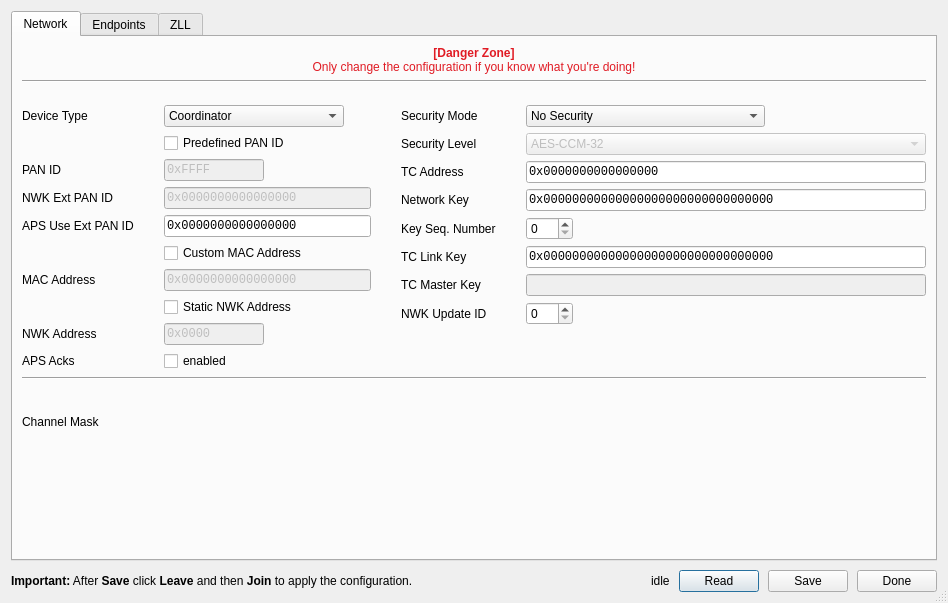
dresden-elektronik/deconz, file src/zm_netedit.ui: the form before one commit.
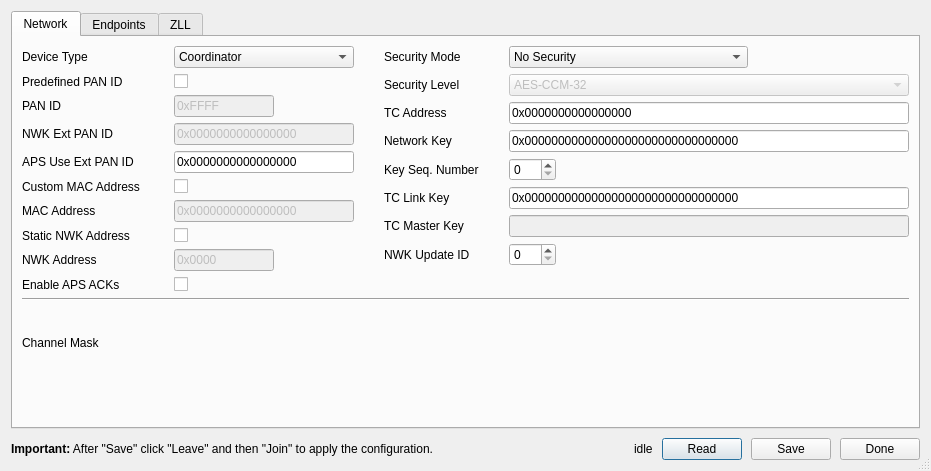
The form after the commit.

```diff
--- a/src/zm_netedit.ui
+++ b/src/zm_netedit.ui
@@ -6,8 +6,8 @@
    <rect>
     <x>0</x>
     <y>0</y>
-    <width>948</width>
-    <height>603</height>
+    <width>925</width>
+    <height>471</height>
    </rect>
   </property>
   <property name="sizePolicy">
@@ -72,39 +72,6 @@
        <string>Network</string>
       </attribute>
       <layout class="QVBoxLayout" name="verticalLayout_3">
-       <item>
-        <widget class="QLabel" name="label_19">
-         <property name="text">
-          <string>&lt;html&gt;&lt;head/&gt;&lt;body&gt;&lt;p&gt;&lt;span style=&quot; font-weight:700; color:#e01b24;&quot;&gt;[Danger Zone]&lt;br/&gt;&lt;/span&gt;&lt;span style=&quot; color:#e01b24;&quot;&gt;Only change the configuration if you know what you're doing!&lt;/span&gt;&lt;/p&gt;&lt;/body&gt;&lt;/html&gt;</string>
-         </property>
-         <property name="alignment">
-          <set>Qt::AlignCenter</set>
-         </property>
-        </widget>
-       </item>
-       <item>
-        <widget class="Line" name="line_2">
-         <property name="orientation">
-          <enum>Qt::Horizontal</enum>
-         </property>
-        </widget>
-       </item>
-       <item>
-        <spacer name="verticalSpacer_2">
-         <property name="orientation">
-          <enum>Qt::Vertical</enum>
-         </property>
-         <property name="sizeType">
-          <enum>QSizePolicy::MinimumExpanding</enum>
-         </property>
-         <property name="sizeHint" stdset="0">
-          <size>
-           <width>20</width>
-           <height>16</height>
-          </size>
-         </property>
-        </spacer>
-       </item>
        <item>
         <layout class="QHBoxLayout" name="horizontalLayout_3">
          <property name="spacing">
@@ -124,6 +91,9 @@
            <property name="fieldGrowthPolicy">
             <enum>QFormLayout::AllNonFixedFieldsGrow</enum>
            </property>
+           <property name="labelAlignment">
+            <set>Qt::AlignLeading|Qt::AlignLeft|Qt::AlignVCenter</set>
+           </property>
            <property name="formAlignment">
             <set>Qt::AlignLeading|Qt::AlignLeft|Qt::AlignTop</set>
            </property>
@@ -180,9 +150,6 @@
                <verstretch>0</verstretch>
               </sizepolicy>
              </property>
-             <property name="text">
-              <string>Predefined PAN ID</string>
-             </property>
             </widget>
            </item>
            <item row="2" column="0">
@@ -219,12 +186,6 @@
                <height>16777215</height>
               </size>
              </property>
-             <property name="font">
-              <font>
-               <family>Monospace</family>
-               <pointsize>9</pointsize>
-              </font>
-             </property>
              <property name="inputMask">
               <string>\0\xHHHH</string>
              </property>
@@ -273,12 +234,6 @@
                <height>16777215</height>
               </size>
              </property>
-             <property name="font">
-              <font>
-               <family>Courier New</family>
-               <pointsize>9</pointsize>
-              </font>
-             </property>
              <property name="inputMask">
               <string>\0\xHHHHHHHHHHHHHHHH</string>
              </property>
@@ -327,12 +282,6 @@
                <height>16777215</height>
               </size>
              </property>
-             <property name="font">
-              <font>
-               <family>Monospace</family>
-               <pointsize>9</pointsize>
-              </font>
-             </property>
              <property name="inputMask">
               <string>\0\xHHHHHHHHHHHHHHHH</string>
              </property>
@@ -342,11 +291,7 @@
             </widget>
            </item>
            <item row="5" column="1">
-            <widget class="QCheckBox" name="customMacAddrCheckBox">
-             <property name="text">
-              <string>Custom MAC Address </string>
-             </property>
-            </widget>
+            <widget class="QCheckBox" name="customMacAddrCheckBox"/>
            </item>
            <item row="6" column="1">
             <widget class="QLineEdit" name="extEdit">
@@ -371,12 +316,6 @@
                <height>16777215</height>
               </size>
              </property>
-             <property name="font">
-              <font>
-               <family>Monospace</family>
-               <pointsize>9</pointsize>
-              </font>
-             </property>
              <property name="inputMask">
               <string>\0\xHHHHHHHHHHHHHHHH</string>
              </property>
@@ -412,9 +351,6 @@
              <property name="autoFillBackground">
               <bool>false</bool>
              </property>
-             <property name="text">
-              <string>Static NWK Address</string>
-             </property>
             </widget>
            </item>
            <item row="8" column="0">
@@ -451,12 +387,6 @@
                <height>16777215</height>
               </size>
              </property>
-             <property name="font">
-              <font>
-               <family>Monospace</family>
-               <pointsize>9</pointsize>
-              </font>
-             </property>
              <property name="inputMask">
               <string>\0\xHHHH</string>
              </property>
@@ -473,15 +403,33 @@
                <verstretch>0</verstretch>
               </sizepolicy>
              </property>
-             <property name="text">
-              <string>enabled</string>
-             </property>
             </widget>
            </item>
            <item row="9" column="0">
             <widget class="QLabel" name="label_15">
              <property name="text">
-              <string>APS Acks</string>
+              <string>Enable APS ACKs</string>
+             </property>
+            </widget>
+           </item>
+           <item row="7" column="0">
+            <widget class="QLabel" name="label_19">
+             <property name="text">
+              <string>Static NWK Address</string>
+             </property>
+            </widget>
+           </item>
+           <item row="5" column="0">
+            <widget class="QLabel" name="label_20">
+             <property name="text">
+              <string>Custom MAC Address </string>
+             </property>
+            </widget>
+           </item>
+           <item row="1" column="0">
+            <widget class="QLabel" name="label_21">
+             <property name="text">
+              <string>Predefined PAN ID</string>
              </property>
             </widget>
            </item>
@@ -498,6 +446,9 @@
            <property name="rowWrapPolicy">
             <enum>QFormLayout::DontWrapRows</enum>
            </property>
+           <property name="labelAlignment">
+            <set>Qt::AlignLeading|Qt::AlignLeft|Qt::AlignVCenter</set>
+           </property>
            <property name="verticalSpacing">
             <number>6</number>
            </property>
@@ -658,12 +609,6 @@
                <height>16777215</height>
               </size>
              </property>
-             <property name="font">
-              <font>
-               <family>Monospace</family>
-               <pointsize>9</pointsize>
-              </font>
-             </property>
              <property name="inputMask">
               <string>\0\xHHHHHHHHHHHHHHHH</string>
              </property>
@@ -708,12 +653,6 @@
                <height>16777215</height>
               </size>
              </property>
-             <property name="font">
-              <font>
-               <family>Monospace</family>
-               <pointsize>9</pointsize>
-              </font>
-             </property>
              <property name="inputMask">
               <string>\0\xHHHHHHHHHHHHHHHHHHHHHHHHHHHHHHHH</string>
              </property>
@@ -787,12 +726,6 @@
                <height>16777215</height>
               </size>
              </property>
-             <property name="font">
-              <font>
-               <family>Monospace</family>
-               <pointsize>9</pointsize>
-              </font>
-             </property>
              <property name="toolTip">
               <string>Trust center link key</string>
              </property>
@@ -840,12 +773,6 @@
                <height>16777215</height>
               </size>
              </property>
-             <property name="font">
-              <font>
-               <family>Monospace</family>
-               <pointsize>9</pointsize>
-              </font>
-             </property>
              <property name="toolTip">
               <string>Trust center master key</string>
              </property>
@@ -1130,7 +1057,7 @@
      <item>
       <widget class="QLabel" name="label_18">
        <property name="text">
-        <string>&lt;b&gt;Important:&lt;/b&gt; After &lt;b&gt;Save&lt;/b&gt; click &lt;b&gt;Leave&lt;/b&gt; and then &lt;b&gt;Join&lt;/b&gt; to apply the configuration.</string>
+        <string>&lt;b&gt;Important:&lt;/b&gt; After &quot;Save&quot; click &quot;Leave&quot; and then &quot;Join&quot; to apply the configuration.</string>
        </property>
       </widget>
      </item>
```
Left out of the diff: 4 changed lines with no effect on the pictures.
